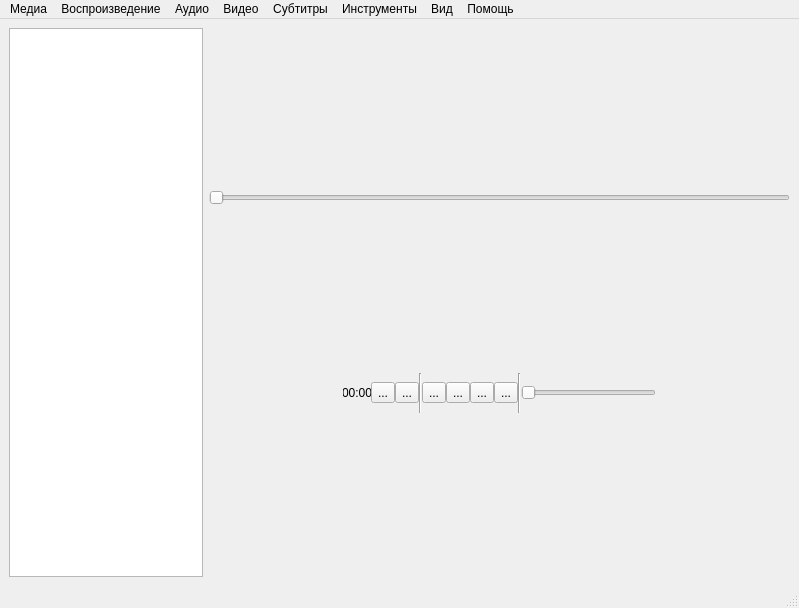
Old version of the form midi.ui in the repository eoan-ermine/Media-Player.
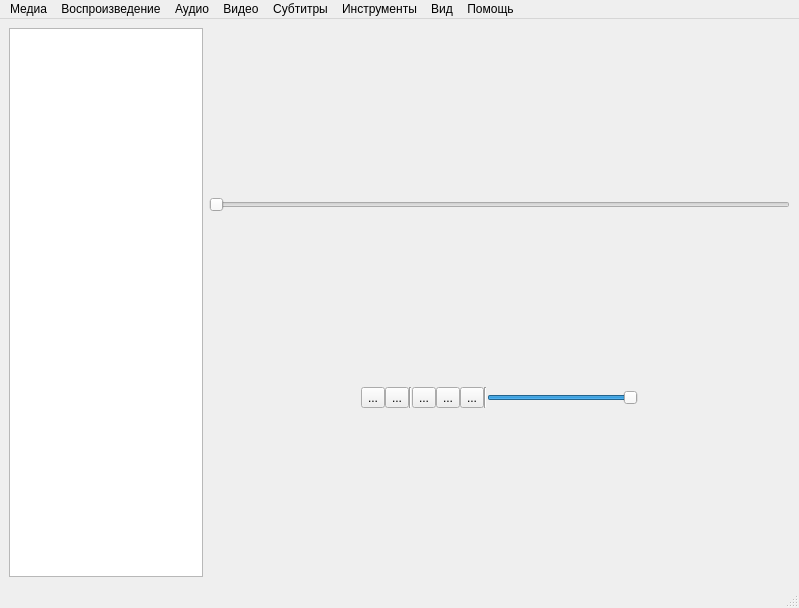
New version of the form. Icons and pictures are not drawn.

Commit message: Implement working of most of UI's control element (Pause, Stop, Backward, Forward, Play)

```diff
--- a/midi.ui
+++ b/midi.ui
@@ -28,16 +28,31 @@
         <item>
          <layout class="QHBoxLayout" name="horizontalLayout_4" stretch="1">
           <item>
-           <widget class="QSlider" name="horizontalSlider">
+           <widget class="QSlider" name="position_slider">
+            <property name="maximum">
+             <number>100</number>
+            </property>
+            <property name="tracking">
+             <bool>true</bool>
+            </property>
             <property name="orientation">
              <enum>Qt::Horizontal</enum>
             </property>
+            <property name="invertedAppearance">
+             <bool>false</bool>
+            </property>
+            <property name="invertedControls">
+             <bool>false</bool>
+            </property>
+            <property name="tickPosition">
+             <enum>QSlider::NoTicks</enum>
+            </property>
            </widget>
           </item>
          </layout>
         </item>
         <item>
-         <layout class="QHBoxLayout" name="horizontalLayout_7" stretch="0,0,0,0,0,0,0,0,0,0,0,0">
+         <layout class="QHBoxLayout" name="buttons_layout" stretch="0,0,0,0,0,0,0,0,0,0">
           <property name="spacing">
            <number>0</number>
           </property>
@@ -58,38 +73,7 @@
            </spacer>
           </item>
           <item>
-           <widget class="QLabel" name="label">
-            <property name="sizePolicy">
-             <sizepolicy hsizetype="Minimum" vsizetype="Minimum">
-              <horstretch>0</horstretch>
-              <verstretch>0</verstretch>
-             </sizepolicy>
-            </property>
-            <property name="minimumSize">
-             <size>
-              <width>28</width>
-              <height>40</height>
-             </size>
-            </property>
-            <property name="maximumSize">
-             <size>
-              <width>28</width>
-              <height>16777215</height>
-             </size>
-            </property>
-            <property name="frameShape">
-             <enum>QFrame::NoFrame</enum>
-            </property>
-            <property name="text">
-             <string>00:00</string>
-            </property>
-            <property name="alignment">
-             <set>Qt::AlignCenter</set>
-            </property>
-           </widget>
-          </item>
-          <item>
-           <widget class="QToolButton" name="toolButton">
+           <widget class="QToolButton" name="shuffle_btn">
             <property name="text">
              <string>...</string>
             </property>
@@ -143,58 +127,7 @@
            </widget>
           </item>
           <item>
-           <widget class="QToolButton" name="toolButton_5">
-            <property name="palette">
-             <palette>
-              <active>
-               <colorrole role="Highlight">
-                <brush brushstyle="SolidPattern">
-                 <color alpha="255">
-                  <red>255</red>
-                  <green>255</green>
-                  <blue>255</blue>
-                 </color>
-                </brush>
-               </colorrole>
-              </active>
-              <inactive>
-               <colorrole role="Highlight">
-                <brush brushstyle="SolidPattern">
-                 <color alpha="255">
-                  <red>255</red>
-                  <green>255</green>
-                  <blue>255</blue>
-                 </color>
-                </brush>
-               </colorrole>
-              </inactive>
-              <disabled>
-               <colorrole role="Highlight">
-                <brush brushstyle="SolidPattern">
-                 <color alpha="255">
-                  <red>255</red>
-                  <green>255</green>
-                  <blue>255</blue>
-                 </color>
-                </brush>
-               </colorrole>
-              </disabled>
-             </palette>
-            </property>
-            <property name="text">
-             <string>...</string>
-            </property>
-            <property name="icon">
-             <iconset>
-              <normaloff>:/Emojione_BW_23F8.svg</normaloff>:/Emojione_BW_23F8.svg</iconset>
-            </property>
-            <property name="checkable">
-             <bool>true</bool>
-            </property>
-           </widget>
-          </item>
-          <item>
-           <widget class="QToolButton" name="toolButton_6">
+           <widget class="QToolButton" name="skip_forward_btn">
             <property name="text">
              <string>...</string>
             </property>
@@ -212,7 +145,13 @@
            </widget>
           </item>
           <item>
-           <widget class="QSlider" name="horizontalSlider_2">
+           <widget class="QSlider" name="volume_slider">
+            <property name="maximum">
+             <number>100</number>
+            </property>
+            <property name="value">
+             <number>100</number>
+            </property>
             <property name="orientation">
              <enum>Qt::Horizontal</enum>
             </property>
```
Left out of the diff: 52 changed lines with no effect on the pictures. The commit also changes 6 other files.
